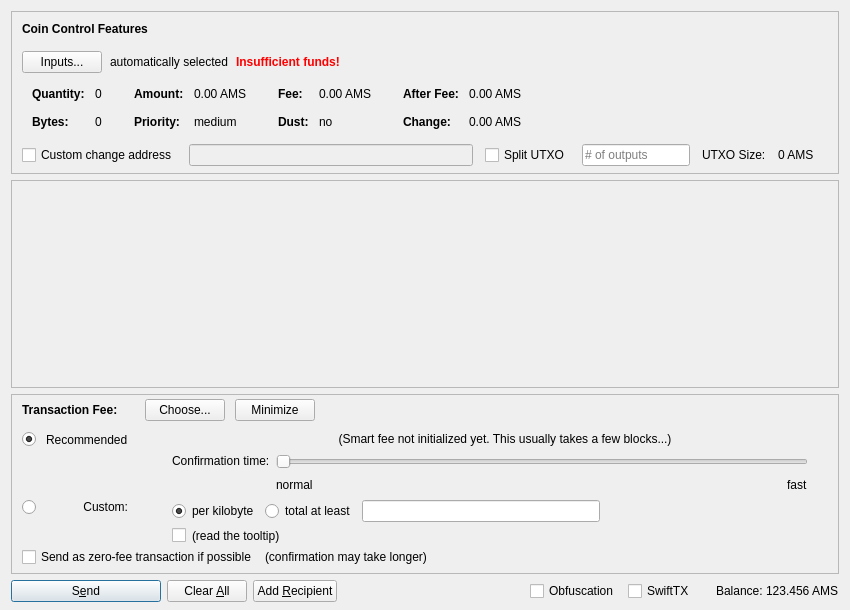
First picture: the form in src/qt/forms/sendcoinsdialog.ui, repository listedlinked/superbee, before the edit.
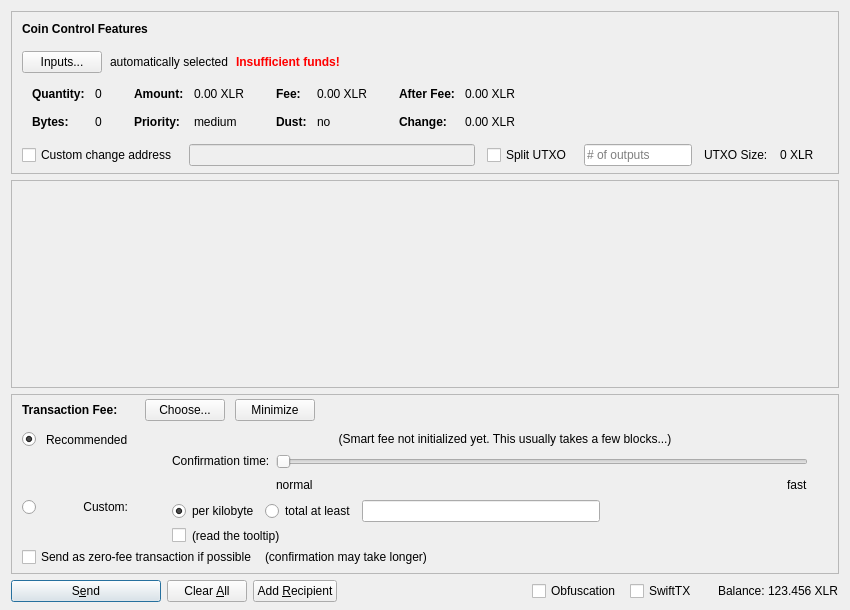
Second picture: the form after the edit. Icons and pictures are not drawn. Custom widgets are drawn as their Qt base class.

Patch:
```diff
--- a/src/qt/forms/sendcoinsdialog.ui
+++ b/src/qt/forms/sendcoinsdialog.ui
@@ -324,7 +324,7 @@
                   <enum>Qt::ActionsContextMenu</enum>
                  </property>
                  <property name="text">
-                  <string notr="true">0.00 AMS</string>
+                  <string notr="true">0.00 XLR</string>
                  </property>
                  <property name="textInteractionFlags">
                   <set>Qt::LinksAccessibleByMouse|Qt::TextSelectableByKeyboard|Qt::TextSelectableByMouse</set>
@@ -404,7 +404,7 @@
                   <enum>Qt::ActionsContextMenu</enum>
                  </property>
                  <property name="text">
-                  <string notr="true">0.00 AMS</string>
+                  <string notr="true">0.00 XLR</string>
                  </property>
                  <property name="textInteractionFlags">
                   <set>Qt::LinksAccessibleByMouse|Qt::TextSelectableByKeyboard|Qt::TextSelectableByMouse</set>
@@ -484,7 +484,7 @@
                   <enum>Qt::ActionsContextMenu</enum>
                  </property>
                  <property name="text">
-                  <string notr="true">0.00 AMS</string>
+                  <string notr="true">0.00 XLR</string>
                  </property>
                  <property name="textInteractionFlags">
                   <set>Qt::LinksAccessibleByMouse|Qt::TextSelectableByKeyboard|Qt::TextSelectableByMouse</set>
@@ -513,7 +513,7 @@
                   <enum>Qt::ActionsContextMenu</enum>
                  </property>
                  <property name="text">
-                  <string notr="true">0.00 AMS</string>
+                  <string notr="true">0.00 XLR</string>
                  </property>
                  <property name="textInteractionFlags">
                   <set>Qt::LinksAccessibleByMouse|Qt::TextSelectableByKeyboard|Qt::TextSelectableByMouse</set>
@@ -594,7 +594,7 @@
           <item>
            <widget class="QLabel" name="labelBlockSize">
             <property name="text">
-             <string>0 AMS</string>
+             <string>0 XLR</string>
             </property>
            </widget>
           </item>
@@ -1435,7 +1435,7 @@
           <cursorShape>IBeamCursor</cursorShape>
          </property>
          <property name="text">
-          <string notr="true">123.456 AMS</string>
+          <string notr="true">123.456 XLR</string>
          </property>
          <property name="textInteractionFlags">
           <set>Qt::LinksAccessibleByMouse|Qt::TextSelectableByKeyboard|Qt::TextSelectableByMouse</set>
```
